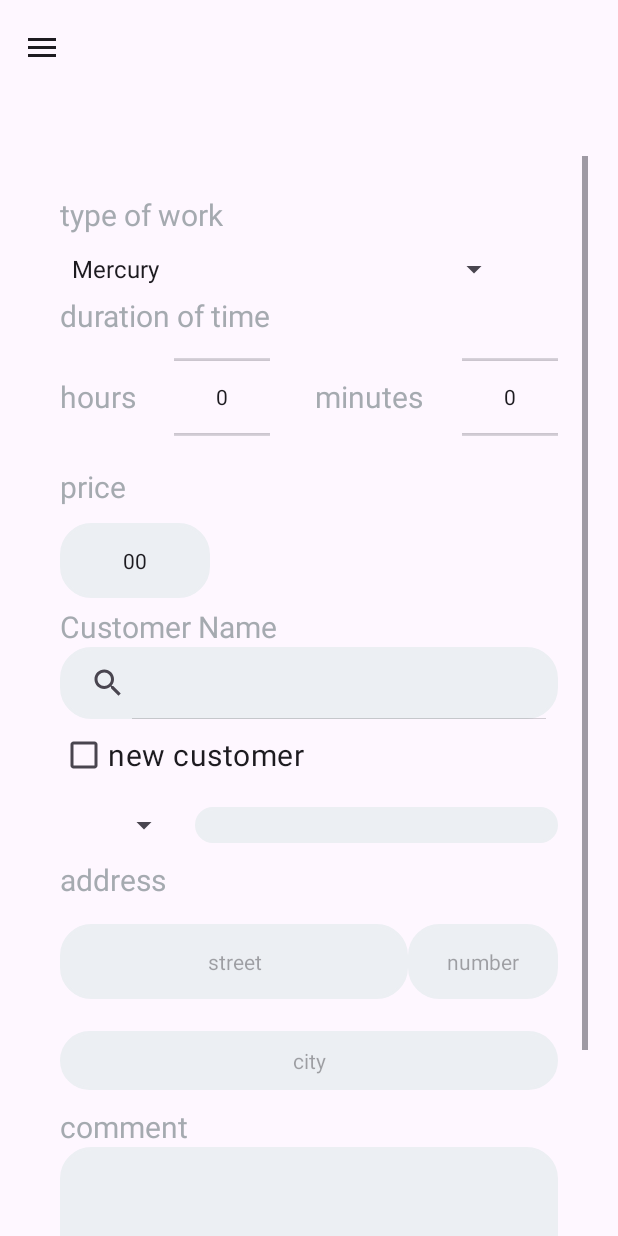
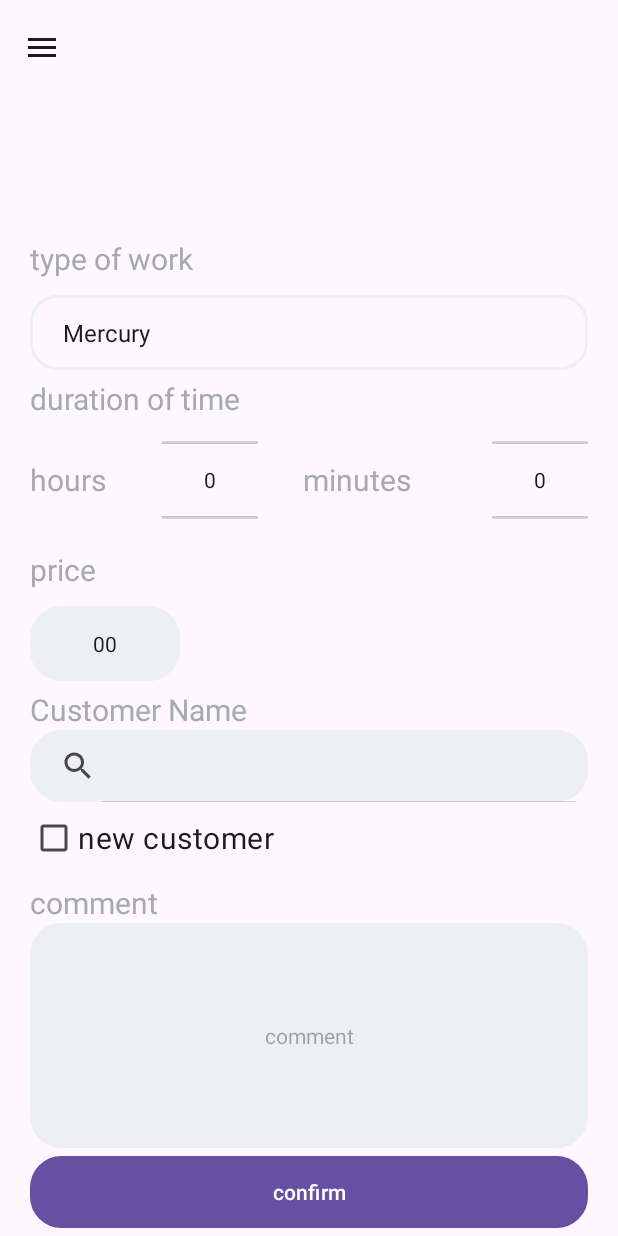
Before and after one commit to Or-Moshe/FinalAndroidProject, an Android app: the screen it shows after launch (MainActivity), in the side drawer, after a tap on "create new work", on a phone screen of 412 x 824 dp. Run offline under Robolectric (Android 15) with nearby library versions, the phone set to English and light mode, and no system bars; our stand-ins replace Firebase (no records; nobody signed in at launch, a user with empty details on screens opened directly); Roboto replaces fonts that are not available here.

Commit message:
fix some bugs

```diff
--- a/app/src/main/AndroidManifest.xml
+++ b/app/src/main/AndroidManifest.xml
@@ -13,7 +13,7 @@
         android:theme="@style/Theme.FinalProject"
         tools:targetApi="31">
         <activity
-            android:name=".LoginActivity"
+            android:name=".Views.LoginActivity"
             android:exported="true" >
 <!--            <intent-filter>-->
 <!--                <action android:name="android.intent.action.MAIN" />-->
@@ -22,7 +22,7 @@
 <!--            </intent-filter>-->
         </activity>
         <activity
-            android:name=".MainActivity"
+            android:name=".Views.MainActivity"
             android:exported="true">
             <intent-filter>
                 <action android:name="android.intent.action.MAIN" />
--- a/app/src/main/java/com/example/finalproject/Fragments/LoginTabFragment.java
+++ b/app/src/main/java/com/example/finalproject/Fragments/LoginTabFragment.java
@@ -15,8 +15,7 @@ import androidx.annotation.NonNull;
 import androidx.annotation.Nullable;
 import androidx.fragment.app.Fragment;
 
-import com.example.finalproject.LoginActivity;
-import com.example.finalproject.MainActivity;
+import com.example.finalproject.Views.MainActivity;
 import com.example.finalproject.R;
 import com.example.finalproject.Utility.Helper;
 import com.google.android.gms.tasks.OnCompleteListener;
--- a/app/src/main/java/com/example/finalproject/Fragments/NewWorkFormFragment.java
+++ b/app/src/main/java/com/example/finalproject/Fragments/NewWorkFormFragment.java
@@ -28,11 +28,20 @@ import android.widget.LinearLayout;
 import android.widget.ListView;
 import android.widget.Spinner;
 
+import com.example.finalproject.Models.WorkItem;
 import com.example.finalproject.R;
+import com.example.finalproject.Utility.Constants;
 import com.example.finalproject.Utility.Helper;
 import com.example.finalproject.ViewModels.NewWorkFormViewModel;
+import com.example.finalproject.ViewModels.WorksFormViewModel;
+import com.google.android.gms.tasks.OnFailureListener;
+import com.google.android.gms.tasks.OnSuccessListener;
+import com.google.android.material.button.MaterialButton;
 import com.google.android.material.checkbox.MaterialCheckBox;
 import com.google.android.material.search.SearchBar;
+import com.google.firebase.firestore.CollectionReference;
+import com.google.firebase.firestore.DocumentReference;
+import com.google.firebase.firestore.FirebaseFirestore;
 
 public class NewWorkFormFragment extends Fragment {
 
@@ -48,6 +57,7 @@ public class NewWorkFormFragment extends Fragment {
     private MaterialCheckBox newCusCheckbox;
     private LinearLayout llNewCustomer;
     private Spinner workTypeDropdown, phoneDropdown;
+    private MaterialButton submitBtn;
 
     public NewWorkFormFragment(){
         helper = new Helper();
@@ -69,9 +79,46 @@ public class NewWorkFormFragment extends Fragment {
 
         setSpinnersListeners();
         setCheckboxesListeners();
-
+        setBtnsListeners();
 
         return root;
+    }
+
+    private void setBtnsListeners() {
+        FirebaseFirestore db = FirebaseFirestore.getInstance();
+        WorkItem workItem = new WorkItem(3);
+        submitBtn.setOnClickListener(new View.OnClickListener() {
+            @Override
+            public void onClick(View v) {
+                // Assume we have a reference to the parent document
+                DocumentReference parentDocumentRef = db.collection(Constants.DBKeys.USERS).document("gYkdDsk6c7Wk8ADQ3gZYs4Ovujx2");
+
+                // Create a reference to the collection
+                CollectionReference collectionRef = parentDocumentRef.collection(Constants.DBKeys.WORK_ITEMS);
+
+                // Set data to the collection
+
+                // Create a new document in the collection and set data
+                collectionRef.document(workItem.getId()+"").set(workItem)
+                        .addOnSuccessListener(new OnSuccessListener<Void>() {
+                            @Override
+                            public void onSuccess(Void aVoid) {
+                                // Data set to the subcollection successfully
+                                Log.d("TAG", "saved to document success : " + workItem);
+                                requireActivity().getSupportFragmentManager().beginTransaction()
+                                        .replace(R.id.frame_layout, new WorksFormFragment())
+                                        .commit();
+                            }
+                        })
+                        .addOnFailureListener(new OnFailureListener() {
+                            @Override
+                            public void onFailure(@NonNull Exception e) {
+                                // Failed to set data to the subcollection
+                                Log.e("TAG", "saved to document failed : " + workItem);
+                            }
+                        });
+            }
+        });
     }
 
     @Override
@@ -166,6 +213,7 @@ public class NewWorkFormFragment extends Fragment {
         llNewCustomer = view.findViewById(R.id.ll_new_customer);
         workTypeDropdown = view.findViewById(R.id.work_type_dropdown);
         phoneDropdown = view.findViewById(R.id.phone_dropdown);
+        submitBtn = view.findViewById(R.id.submit);
     }
 
 }
--- a/app/src/main/java/com/example/finalproject/LoginActivity.java
+++ b/app/src/main/java/com/example/finalproject/Views/LoginActivity.java
@@ -1,4 +1,4 @@
-package com.example.finalproject;
+package com.example.finalproject.Views;
 
 import androidx.appcompat.app.AppCompatActivity;
 import androidx.viewpager2.widget.ViewPager2;
@@ -8,6 +8,7 @@ import android.os.Bundle;
 import com.example.finalproject.Adapters.LoginFragmentsAdapter;
 import com.example.finalproject.Fragments.LoginTabFragment;
 import com.example.finalproject.Fragments.SignupTabFragment;
+import com.example.finalproject.R;
 import com.google.android.material.floatingactionbutton.FloatingActionButton;
 import com.google.android.material.tabs.TabLayout;
 
--- a/app/src/main/res/layout/activity_login.xml
+++ b/app/src/main/res/layout/activity_login.xml
@@ -4,7 +4,7 @@
     xmlns:tools="http://schemas.android.com/tools"
     android:layout_width="match_parent"
     android:layout_height="match_parent"
-    tools:context=".LoginActivity">
+    tools:context=".Views.LoginActivity">
 
     <ImageView
         android:id="@+id/image"
--- a/app/src/main/res/layout/activity_main.xml
+++ b/app/src/main/res/layout/activity_main.xml
@@ -5,7 +5,7 @@
     android:id="@+id/drawer_layout"
     android:layout_width="match_parent"
     android:layout_height="match_parent"
-    tools:context=".MainActivity"
+    tools:context=".Views.MainActivity"
     android:fitsSystemWindows="true"
     tools:openDrawer="end">
 
--- a/app/src/main/res/layout/fragment_new_work_form.xml
+++ b/app/src/main/res/layout/fragment_new_work_form.xml
@@ -17,11 +17,7 @@
 
         <RelativeLayout
             android:layout_width="match_parent"
-            android:layout_height="match_parent"
-            android:layout_marginStart="20dp"
-            android:layout_marginTop="20dp"
-            android:layout_marginEnd="20dp"
-            android:layout_marginBottom="20dp">
+            android:layout_height="match_parent">
 
             <LinearLayout
                 android:theme="@style/ll_horizontal"
@@ -39,8 +35,9 @@
 
                 <Spinner
                     android:id="@+id/work_type_dropdown"
-                    android:layout_width="300dp"
-                    android:layout_height="match_parent"/>
+                    android:layout_width="match_parent"
+                    android:layout_height="wrap_content"
+                    android:background="@drawable/drop_down_bg"/>
 
                 <!--            <FrameLayout-->
                 <!--                android:id="@+id/work_type_dropdown_frame_layout"-->
@@ -194,7 +191,7 @@
                 android:layout_height="wrap_content"
                 android:layout_below="@id/ll_customer_name"
                 android:orientation="vertical"
-                android:visibility="visible">
+                android:visibility="gone">
 
                 <LinearLayout
                     android:theme="@style/ll_horizontal"
@@ -306,6 +303,7 @@
                 android:layout_below="@id/ll_comment">
 
                 <com.google.android.material.button.MaterialButton
+                    android:id="@+id/submit"
                     android:layout_width="match_parent"
                     android:layout_height="wrap_content"
                     android:background="@drawable/edit_text_bg"
```
Also changed, not shown: app/src/main/java/com/example/finalproject/Views/MainActivity.java (renamed from app/src/main/java/com/example/finalproject/MainActivity.java, +2 -5 lines).
